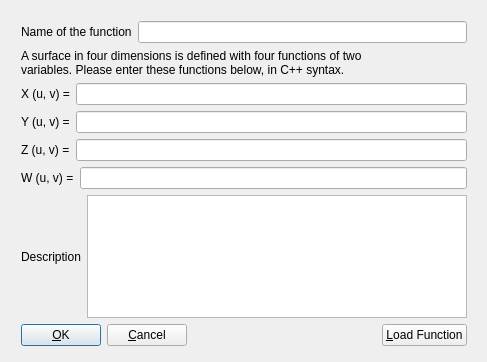
First picture: the form in src/UI/SurfaceDialog.ui, repository lene/HyperspaceExplorer, before the edit.
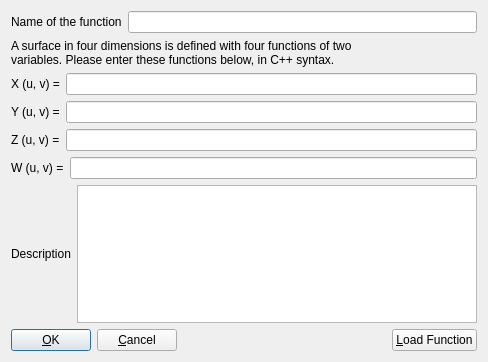
Second picture: the form after the edit.

What changed in the file:
```diff
--- a/src/UI/SurfaceDialog.ui
+++ b/src/UI/SurfaceDialog.ui
@@ -5,24 +5,15 @@
    <rect>
     <x>0</x>
     <y>0</y>
-    <width>487</width>
+    <width>474</width>
     <height>362</height>
    </rect>
   </property>
   <property name="windowTitle" >
    <string>Enter a definition for the surface</string>
   </property>
-  <widget class="QWidget" name="layoutWidget" >
-   <property name="geometry" >
-    <rect>
-     <x>10</x>
-     <y>10</y>
-     <width>468</width>
-     <height>347</height>
-    </rect>
-   </property>
-   <layout class="QVBoxLayout" >
-    <item>
+  <layout class="QGridLayout" >
+   <item row="0" column="0" >
      <layout class="QHBoxLayout" >
       <property name="spacing" >
        <number>6</number>
@@ -51,7 +42,7 @@
       </item>
      </layout>
     </item>
-    <item>
+   <item row="1" column="0" >
      <widget class="QLabel" name="IntroLabel" >
       <property name="toolTip" >
        <string>The lines you enter is compiled by the gcc compiler. The assignment and the semicolon at the end of the line are added automatically.</string>
@@ -62,7 +53,7 @@
       </property>
      </widget>
     </item>
-    <item>
+   <item row="2" column="0" >
      <layout class="QVBoxLayout" >
       <property name="spacing" >
        <number>6</number>
@@ -197,7 +188,7 @@
       </item>
      </layout>
     </item>
-    <item>
+   <item row="3" column="0" >
      <layout class="QHBoxLayout" >
       <item>
        <widget class="QLabel" name="descriptionLabel" >
@@ -211,7 +202,7 @@
       </item>
      </layout>
     </item>
-    <item>
+   <item row="4" column="0" >
      <spacer>
       <property name="orientation" >
        <enum>Qt::Vertical</enum>
@@ -221,13 +212,13 @@
       </property>
       <property name="sizeHint" >
        <size>
-        <width>358</width>
+       <width>466</width>
         <height>16</height>
        </size>
       </property>
      </spacer>
     </item>
-    <item>
+   <item row="5" column="0" >
      <layout class="QHBoxLayout" >
       <property name="spacing" >
        <number>6</number>
@@ -287,7 +278,6 @@
      </layout>
     </item>
    </layout>
-  </widget>
  </widget>
  <layoutdefault spacing="6" margin="11" />
  <pixmapfunction>qPixmapFromMimeSource</pixmapfunction>
```
Lines whose indentation alone changed are shown as unchanged.
